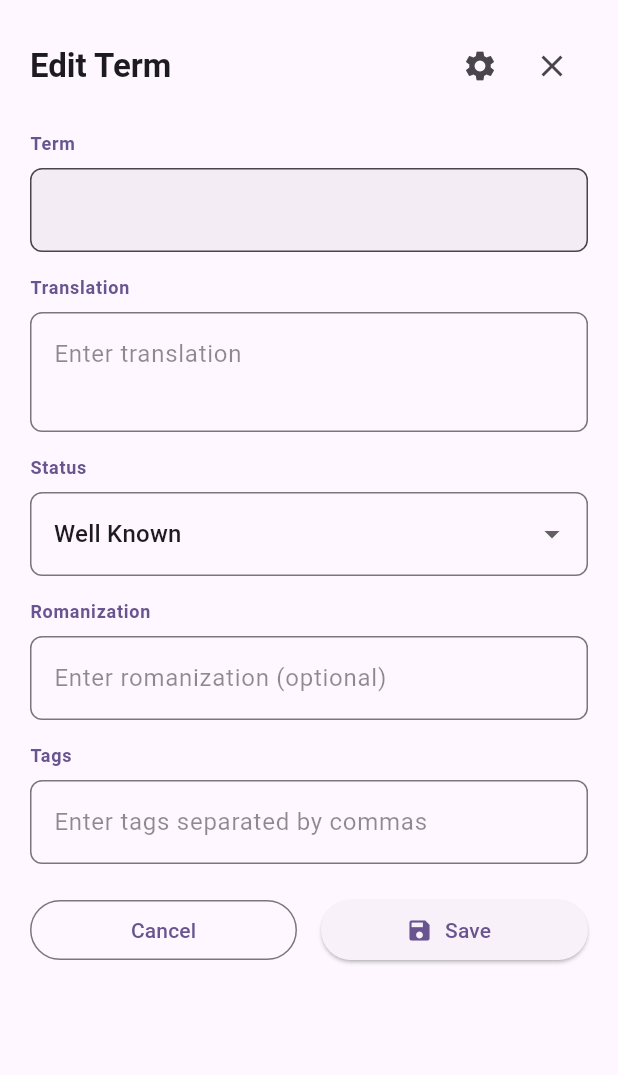
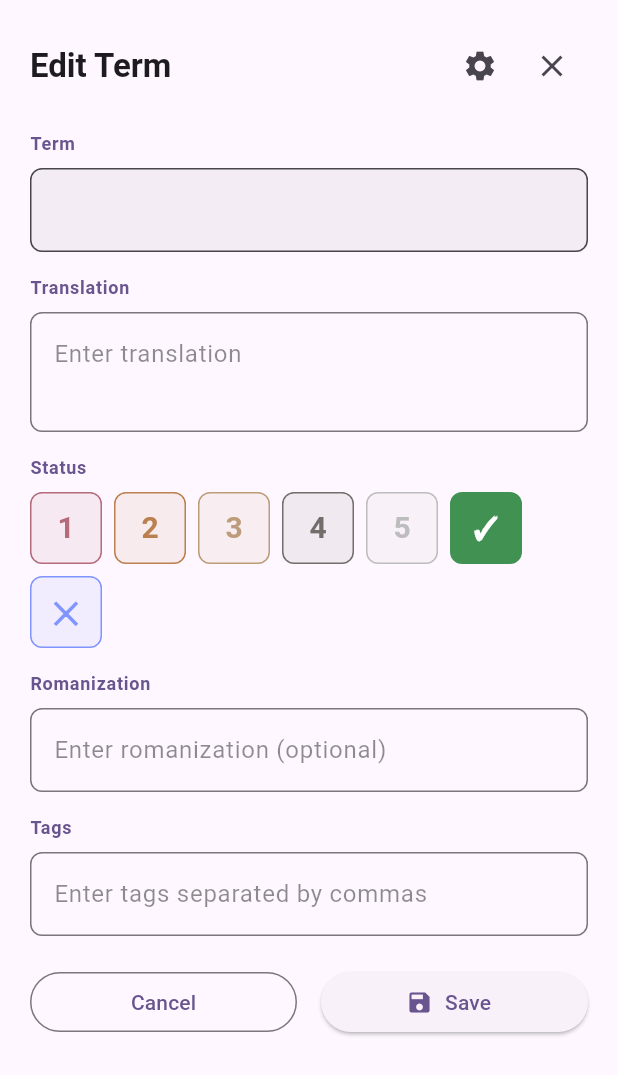
Before and after one commit to schlick7/LuteForMobile, a Flutter app: the TermFormWidget widget shown alone on an empty page, opened directly with empty values, on a phone screen of 412 x 824 dp. Shown: the top 1075 px of the screen. Run offline on Flutter 3.47's test engine with Material 3 defaults, Android fonts, the phone set to English and light mode, and no system bars; our stand-ins replace dio, flutter_riverpod, shared_preferences; accounts and stored records are empty; network calls fail.

Commit message:
change to status buttons

```diff
--- a/lib/features/reader/widgets/term_form.dart
+++ b/lib/features/reader/widgets/term_form.dart
@@ -22,9 +22,9 @@ class TermFormWidget extends ConsumerStatefulWidget {
 
 class _TermFormWidgetState extends ConsumerState<TermFormWidget> {
   late TextEditingController _translationController;
-  late String _status;
   late TextEditingController _tagsController;
   late TextEditingController _romanizationController;
+  late String _selectedStatus;
 
   @override
   void initState() {
@@ -32,7 +32,7 @@ class _TermFormWidgetState extends ConsumerState<TermFormWidget> {
     _translationController = TextEditingController(
       text: widget.termForm.translation ?? '',
     );
-    _status = widget.termForm.status;
+    _selectedStatus = widget.termForm.status;
     _tagsController = TextEditingController(
       text: widget.termForm.tags?.join(', ') ?? '',
     );
@@ -52,7 +52,7 @@ class _TermFormWidgetState extends ConsumerState<TermFormWidget> {
   void _handleSave() {
     final updatedForm = widget.termForm.copyWith(
       translation: _translationController.text.trim(),
-      status: _status,
+      status: _selectedStatus,
       tags: _tagsController.text
           .trim()
           .split(',')
@@ -243,29 +243,77 @@ class _TermFormWidgetState extends ConsumerState<TermFormWidget> {
           ),
         ),
         const SizedBox(height: 8),
-        DropdownButtonFormField<String>(
-          initialValue: _status,
-          decoration: InputDecoration(
-            border: OutlineInputBorder(borderRadius: BorderRadius.circular(8)),
-          ),
-          items: const [
-            DropdownMenuItem(value: '99', child: Text('Well Known')),
-            DropdownMenuItem(value: '0', child: Text('Ignored')),
-            DropdownMenuItem(value: '1', child: Text('Learning 1')),
-            DropdownMenuItem(value: '2', child: Text('Learning 2')),
-            DropdownMenuItem(value: '3', child: Text('Learning 3')),
-            DropdownMenuItem(value: '4', child: Text('Learning 4')),
-            DropdownMenuItem(value: '5', child: Text('Ignored (dotted)')),
+        Wrap(
+          spacing: 8,
+          runSpacing: 8,
+          children: [
+            _buildStatusButton(context, '1', '1', _getStatusColor('1')),
+            _buildStatusButton(context, '2', '2', _getStatusColor('2')),
+            _buildStatusButton(context, '3', '3', _getStatusColor('3')),
+            _buildStatusButton(context, '4', '4', _getStatusColor('4')),
+            _buildStatusButton(context, '5', '5', _getStatusColor('5')),
+            _buildStatusButton(context, '99', '✓', _getStatusColor('99')),
+            _buildStatusButton(context, '0', '✕', _getStatusColor('0')),
           ],
-          onChanged: (value) {
-            if (value != null) {
-              setState(() {
-                _status = value;
-              });
-            }
-          },
         ),
       ],
+    );
+  }
+
+  Color _getStatusColor(String status) {
+    switch (status) {
+      case '1':
+        return const Color(0xFFb46b7a);
+      case '2':
+        return const Color(0xFFBA8050);
+      case '3':
+        return const Color(0xFFBD9C7B);
+      case '4':
+        return const Color(0xFF756D6B);
+      case '5':
+        return Colors.grey.shade400;
+      case '99':
+        return const Color(0xFF419252);
+      case '0':
+        return const Color(0xFF8095FF);
+      default:
+        return Colors.grey;
+    }
+  }
+
+  Widget _buildStatusButton(
+    BuildContext context,
+    String statusValue,
+    String label,
+    Color statusColor,
+  ) {
+    final isSelected = _selectedStatus == statusValue;
+
+    return InkWell(
+      onTap: () {
+        setState(() {
+          _selectedStatus = statusValue;
+        });
+      },
+      child: Container(
+        width: 48,
+        height: 48,
+        decoration: BoxDecoration(
+          color: isSelected ? statusColor : statusColor.withValues(alpha: 0.1),
+          borderRadius: BorderRadius.circular(8),
+          border: Border.all(color: statusColor, width: isSelected ? 2 : 1),
+        ),
+        child: Center(
+          child: Text(
+            label,
+            style: TextStyle(
+              fontSize: 20,
+              fontWeight: FontWeight.bold,
+              color: isSelected ? Colors.white : statusColor,
+            ),
+          ),
+        ),
+      ),
     );
   }
 
```
